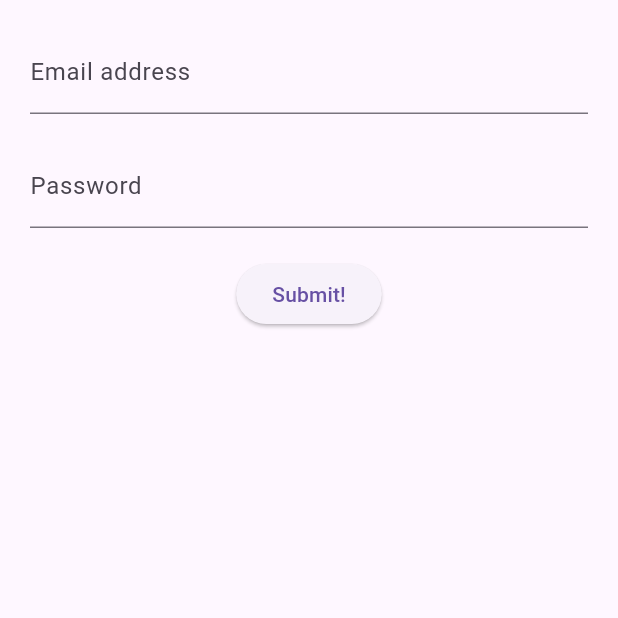
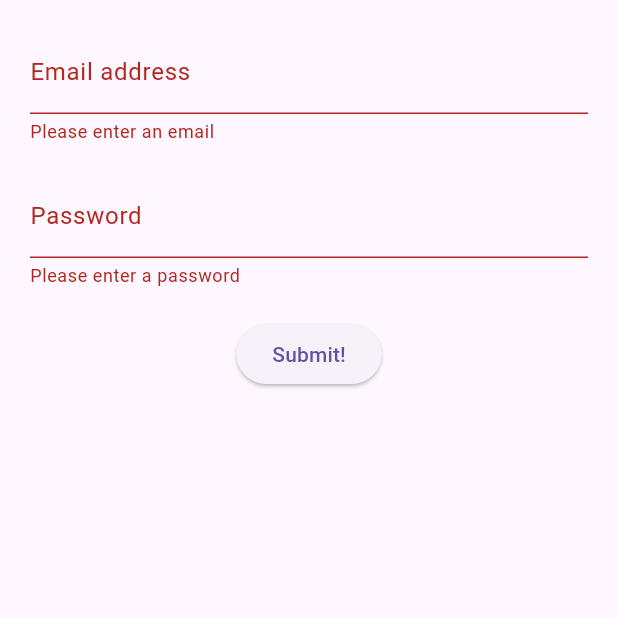
Before and after one commit to umairshaik/flutter_login_statefull, a Flutter app: the screen it shows after launch, after a tap on "Submit!", on a phone screen of 412 x 824 dp, the top half of it. Run offline on Flutter 3.47's test engine with Material 3 defaults, Android fonts, the phone set to English and light mode, and no system bars.

Commit message:
[Umair][005] add email and password validation to the form

```diff
--- a/lib/src/screens/widgets/email_field_widget.dart
+++ b/lib/src/screens/widgets/email_field_widget.dart
@@ -11,6 +11,18 @@ class EmailFieldWidget extends StatelessWidget {
         labelText: "Email address",
         hintText: 'youremail@example.com',
       ),
+      validator: (value) {
+        if (value == null || value.isEmpty) {
+          return 'Please enter an email';
+        }
+        // Regular expression for email validation
+        String emailPattern = r'^[\w-\.]+@([\w-]+\.)+[\w-]{2,4}$';
+        RegExp regex = RegExp(emailPattern);
+        if (!regex.hasMatch(value)) {
+          return 'Please enter a valid email';
+        }
+        return null;
+      },
     );
   }
 }
--- a/lib/src/screens/widgets/password_field_widget.dart
+++ b/lib/src/screens/widgets/password_field_widget.dart
@@ -11,6 +11,21 @@ class PasswordFieldWidget extends StatelessWidget {
         labelText: 'Password',
         hintText: 'Password',
       ),
+      validator: (value) {
+        if (value == null || value.isEmpty) {
+          return 'Please enter a password';
+        }
+        if (value.length < 8) {
+          return 'Password must be at least 8 characters';
+        }
+        if (!RegExp(
+                r'^(?=.*?[A-Za-z])(?=.*?[0-9])(?=.*?[!@#$%^&*()_+{}\[\]:;<>,./?]).{8,}$')
+            .hasMatch(value)) {
+          print(value);
+          return 'Password must contain at least one special character and one digit';
+        }
+        return null;
+      },
     );
   }
 }
--- a/lib/src/screens/widgets/submit_button_widget.dart
+++ b/lib/src/screens/widgets/submit_button_widget.dart
@@ -9,7 +9,11 @@ class SubmitButtonWidget extends StatelessWidget {
   Widget build(BuildContext context) {
     return ElevatedButton(
       onPressed: () {
-        parentKey.currentState?.reset();
+        if (parentKey.currentState!.validate()) {
+          print("accepted");
+        } else {
+          print("rejected");
+        }
       },
       child: const Text('Submit!'),
     );
```
